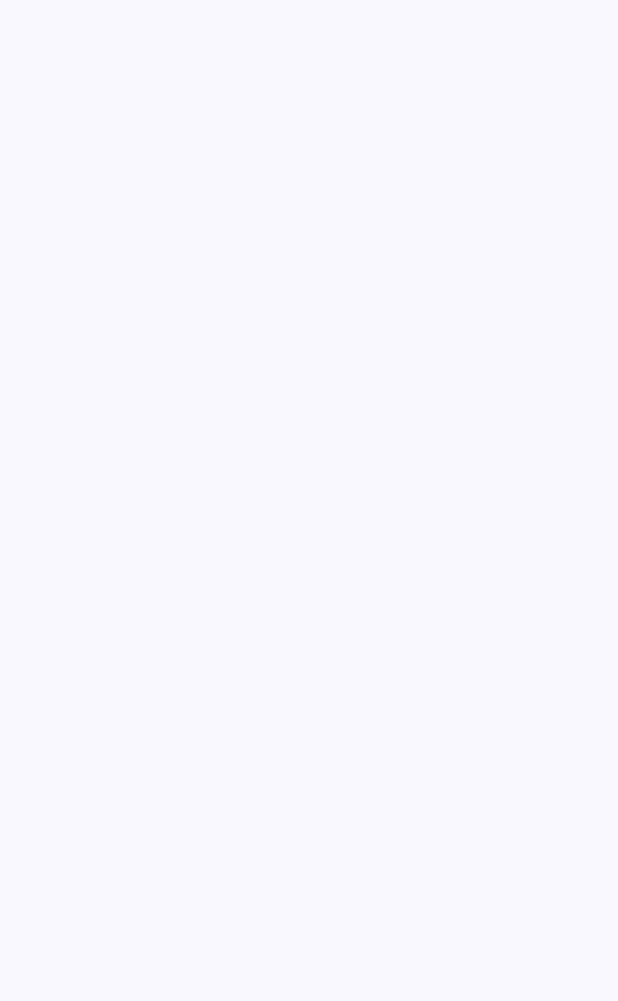
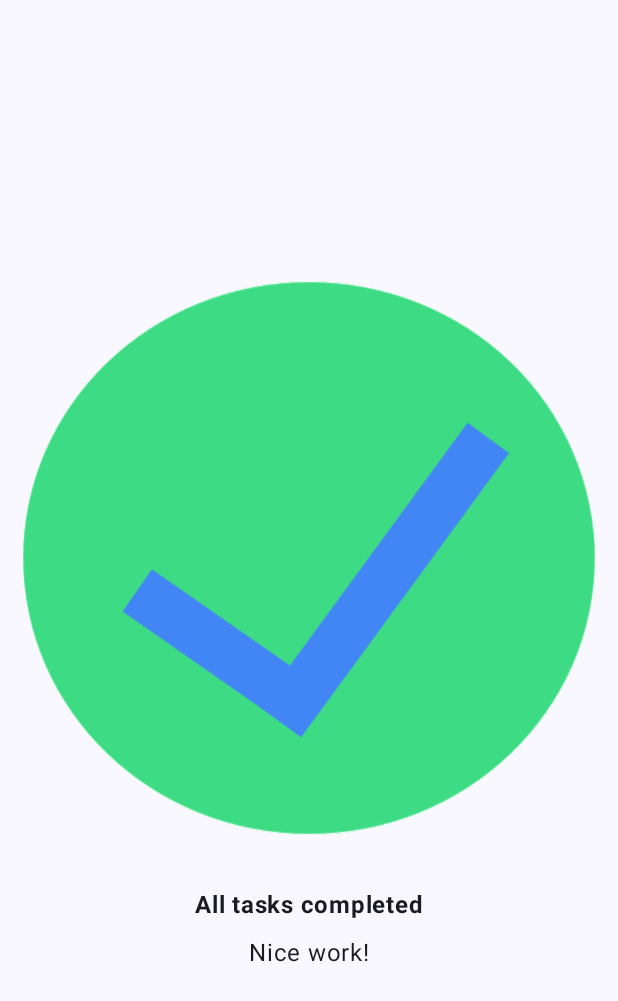
Before and after one commit to MaharramSadikhli/Jetpack-Compose, an Android app built with Jetpack Compose: the screen it shows after launch (MainActivity), on a phone screen of 412 x 824 dp. Before the commit the part shown is empty. Shown: the top 1001 px of the screen. Run offline under Robolectric (Android 15) with nearby library versions, the phone set to English and light mode, and no system bars.

Commit message:
task manager completed

```diff
--- a/app/src/main/java/com/imsosoft/composearticle/MainActivity.kt
+++ b/app/src/main/java/com/imsosoft/composearticle/MainActivity.kt
@@ -22,6 +22,7 @@ import com.imsosoft.composearticle.composearticle.ComposeArticle
 import com.imsosoft.composearticle.composearticle.components.DescriptionText
 import com.imsosoft.composearticle.composearticle.components.IntroText
 import com.imsosoft.composearticle.composearticle.components.TitleText
+import com.imsosoft.composearticle.taskmanager.TaskManager
 import com.imsosoft.composearticle.ui.theme.ComposeArticleTheme
 
 class MainActivity : ComponentActivity() {
@@ -31,6 +32,9 @@ class MainActivity : ComponentActivity() {
         setContent {
             ComposeArticleTheme {
                 Scaffold(modifier = Modifier.fillMaxSize()) { innerPadding ->
+
+                    TaskManager(modifier = Modifier.padding(innerPadding))
+
                 }
             }
         }
--- /dev/null
+++ b/app/src/main/java/com/imsosoft/composearticle/taskmanager/TaskManagerScreen.kt
@@ -0,0 +1,60 @@
+package com.imsosoft.composearticle.taskmanager
+
+import androidx.compose.foundation.Image
+import androidx.compose.foundation.layout.Arrangement
+import androidx.compose.foundation.layout.Box
+import androidx.compose.foundation.layout.Column
+import androidx.compose.foundation.layout.fillMaxSize
+import androidx.compose.foundation.layout.fillMaxWidth
+import androidx.compose.foundation.layout.padding
+import androidx.compose.material3.Text
+import androidx.compose.runtime.Composable
+import androidx.compose.ui.Alignment
+import androidx.compose.ui.Modifier
+import androidx.compose.ui.res.painterResource
+import androidx.compose.ui.res.stringResource
+import androidx.compose.ui.text.TextStyle
+import androidx.compose.ui.text.font.FontWeight
+import androidx.compose.ui.unit.dp
+import androidx.compose.ui.unit.sp
+import com.imsosoft.composearticle.R
+
+@Composable
+fun TaskManager(modifier: Modifier) {
+
+    Box {
+        Column(
+            horizontalAlignment = Alignment.CenterHorizontally,
+            verticalArrangement = Arrangement.Center,
+            modifier = Modifier
+                .fillMaxSize()
+        ) {
+
+            val image = painterResource(id = R.drawable.ic_task_completed)
+            val taskCompleted = stringResource(id = R.string.all_task_completed)
+            val niceWork = stringResource(id = R.string.nice_work)
+
+            Image(
+                painter = image,
+                contentDescription = taskCompleted,
+                modifier = Modifier
+                    .fillMaxWidth()
+            )
+
+            Text(
+                text = taskCompleted,
+                fontWeight = FontWeight.Bold,
+                modifier = Modifier.padding(top = 24.dp, bottom = 8.dp)
+            )
+
+            Text(
+                text = niceWork,
+                fontSize = 16.sp
+                )
+
+        }
+    }
+
+
+
+}
```
